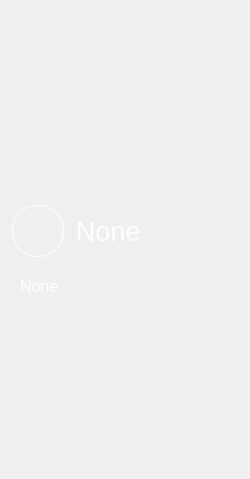
Qt form Client/source/feint/pane/menu/feintmenu.ui (feint123/Emoji) before a commit.
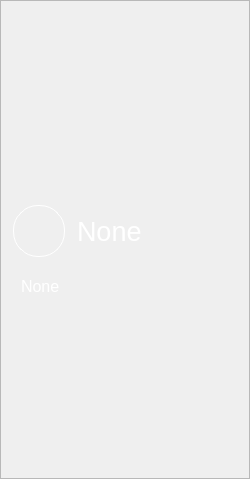
The same form after that commit. Icons and pictures are not drawn.

```diff
--- a/Client/source/feint/pane/menu/feintmenu.ui
+++ b/Client/source/feint/pane/menu/feintmenu.ui
@@ -39,6 +39,42 @@
     <number>0</number>
    </property>
    <item>
+    <widget class="QFrame" name="basic">
+     <property name="sizePolicy">
+      <sizepolicy hsizetype="Fixed" vsizetype="Preferred">
+       <horstretch>0</horstretch>
+       <verstretch>0</verstretch>
+      </sizepolicy>
+     </property>
+     <property name="minimumSize">
+      <size>
+       <width>250</width>
+       <height>0</height>
+      </size>
+     </property>
+     <property name="frameShape">
+      <enum>QFrame::StyledPanel</enum>
+     </property>
+     <property name="frameShadow">
+      <enum>QFrame::Raised</enum>
+     </property>
+     <layout class="QVBoxLayout" name="verticalLayout_2">
+      <property name="spacing">
+       <number>0</number>
+      </property>
+      <property name="leftMargin">
+       <number>0</number>
+      </property>
+      <property name="topMargin">
+       <number>0</number>
+      </property>
+      <property name="rightMargin">
+       <number>0</number>
+      </property>
+      <property name="bottomMargin">
+       <number>0</number>
+      </property>
+      <item>
     <widget class="QFrame" name="frame">
      <property name="sizePolicy">
       <sizepolicy hsizetype="Fixed" vsizetype="Fixed">
@@ -133,6 +169,9 @@
         <property name="scaledContents">
          <bool>true</bool>
         </property>
+          </widget>
+         </item>
+        </layout>
        </widget>
       </item>
      </layout>
```
Lines whose indentation alone changed are shown as unchanged.
